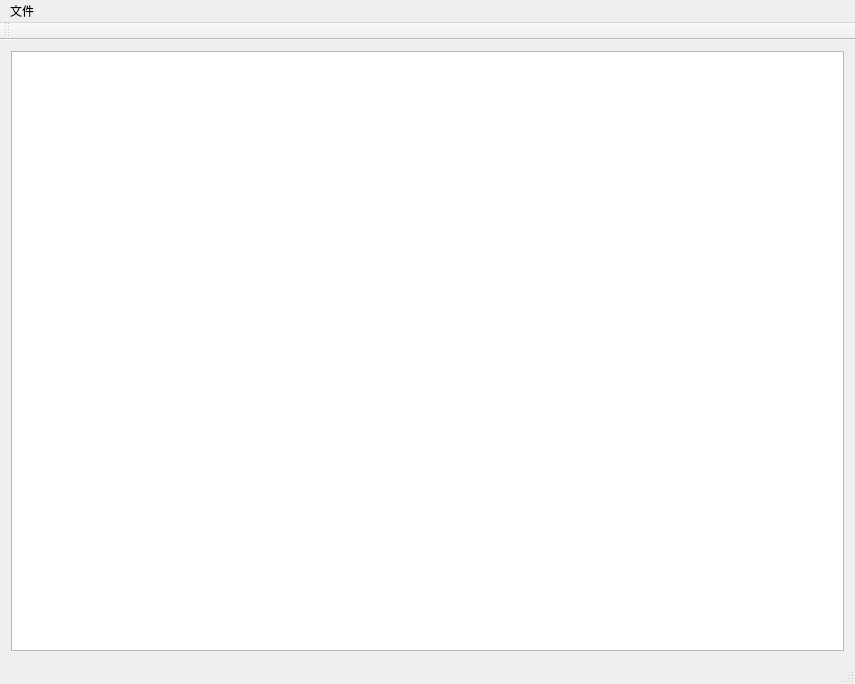
Before: the Qt Designer form imageProcess/View/mainwindow.ui in Grothendieck42/2019-summer-project, drawn with Qt 5.
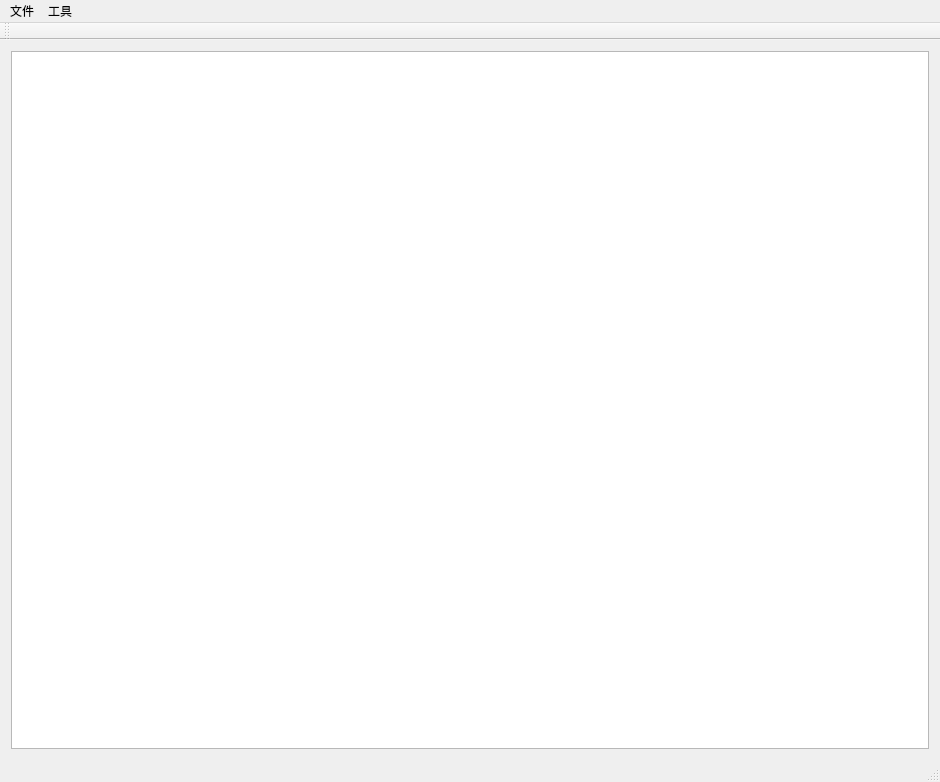
After: the same form once the commit is applied.

```diff
--- a/imageProcess/View/mainwindow.ui
+++ b/imageProcess/View/mainwindow.ui
@@ -6,8 +6,8 @@
    <rect>
     <x>0</x>
     <y>0</y>
-    <width>855</width>
-    <height>684</height>
+    <width>940</width>
+    <height>782</height>
    </rect>
   </property>
   <property name="windowTitle">
@@ -25,7 +25,7 @@
     <rect>
      <x>0</x>
      <y>0</y>
-     <width>855</width>
+     <width>940</width>
      <height>26</height>
     </rect>
    </property>
@@ -45,7 +45,15 @@
     <addaction name="actionsave"/>
     <addaction name="menu_2"/>
    </widget>
+   <widget class="QMenu" name="menu_3">
+    <property name="title">
+     <string>工具</string>
+    </property>
+    <addaction name="actionToGray"/>
+    <addaction name="actionToBinary"/>
+   </widget>
    <addaction name="menu"/>
+   <addaction name="menu_3"/>
   </widget>
   <widget class="QToolBar" name="mainToolBar">
    <attribute name="toolBarArea">
```
Left out of the diff: 15 changed lines with no effect on the pictures.
